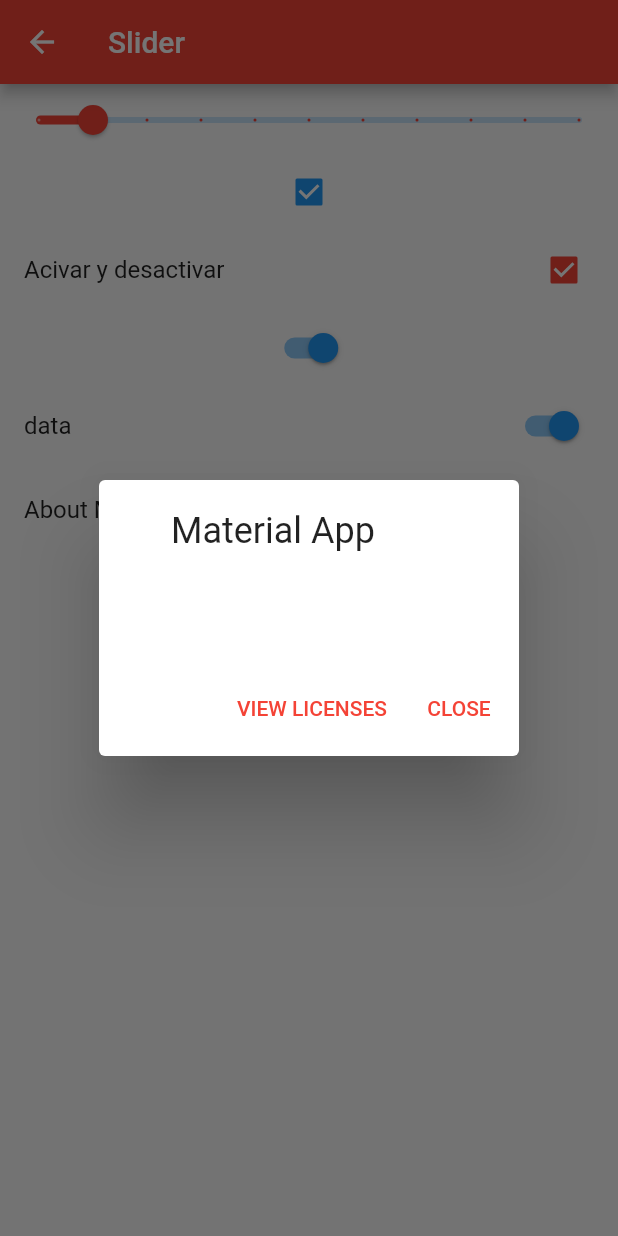
After one commit to dayanescamilla/FlutterComponents, a Flutter app: the SlideScreen screen opened by its route, after a tap on an icon or button, on a phone screen of 412 x 824 dp. The commit adds this screen. Run offline on Flutter 3.47's test engine with Material 2 defaults, Android fonts, the phone set to English and light mode, and no system bars; network calls fail.

Commit message:
Se agregaron nuevo fichero Slider

```diff
--- a/lib/router/app_routes.dart
+++ b/lib/router/app_routes.dart
@@ -42,6 +42,11 @@ class AppRoutes {
         icon: Icons.input,
         name: 'Inputs Screen',
         screen: const InputScreen()),
+    MenuOptions(
+        route: 'slider',
+        icon: Icons.slideshow,
+        name: 'Slider Screen',
+        screen: const SlideScreen()),
   ];
 
   static Map<String, Widget Function(BuildContext)> getAppRoutes() {
--- a/lib/screens/screens.dart
+++ b/lib/screens/screens.dart
@@ -1,8 +1,9 @@
-export 'package:flutter_components/screens/input_screen.dart';
+export 'package:flutter_components/screens/alert_screen.dart';
 export 'package:flutter_components/screens/animated_container_screen.dart';
 export 'package:flutter_components/screens/avatar_screen.dart';
-export 'package:flutter_components/screens/alert_screen.dart';
 export 'package:flutter_components/screens/card_screen.dart';
 export 'package:flutter_components/screens/home_screen.dart';
+export 'package:flutter_components/screens/input_screen.dart';
 export 'package:flutter_components/screens/listview_one_screen.dart';
 export 'package:flutter_components/screens/listview_two_screen.dart';
+export 'package:flutter_components/screens/slide_screen.dart';
--- /dev/null
+++ b/lib/screens/slide_screen.dart
@@ -0,0 +1,75 @@
+import 'package:flutter/material.dart';
+import 'package:flutter_components/theme/app_theme.dart';
+
+class SlideScreen extends StatefulWidget {
+  const SlideScreen({super.key});
+
+  @override
+  State<SlideScreen> createState() => _SlideScreenState();
+}
+
+class _SlideScreenState extends State<SlideScreen> {
+  double _sliderValue = 100; //Propuedad
+  bool _sliderEnable = true;
+  @override
+  Widget build(BuildContext context) {
+    return Scaffold(
+      appBar: AppBar(
+        title: const Text('Slider'),
+      ),
+      body: Column(
+        children: [
+          Slider.adaptive(
+              min: 50,
+              max: 400,
+              value: _sliderValue,
+              divisions: 10,
+              activeColor: AppTheme.colorPrimario,
+              onChanged: _sliderEnable
+                  ? (value) {
+                      _sliderValue = value;
+                      setState(() {});
+                      print(value);
+                    }
+                  : null),
+          Checkbox(
+              value: _sliderEnable,
+              onChanged: (value) {
+                _sliderEnable = value ?? true;
+                setState(() {});
+              }),
+          CheckboxListTile(
+            title: const Text('Acivar y desactivar'),
+            activeColor: AppTheme.colorPrimario,
+            value: _sliderEnable,
+            onChanged: (value) => setState(() {
+              _sliderEnable = value ?? true;
+            }),
+          ),
+          Switch(
+            value: _sliderEnable,
+            onChanged: (value) => setState(() {
+              _sliderEnable = value;
+            }),
+          ),
+          SwitchListTile(
+            title: const Text('data'),
+            value: _sliderEnable,
+            onChanged: (value) => setState(() {
+              _sliderEnable = value;
+            }),
+          ),
+          const AboutListTile(),
+          SingleChildScrollView(
+            child: Image(
+              image: const NetworkImage(
+                  'https://docs.flutter.dev/assets/images/dash/Dashatars.png'),
+              fit: BoxFit.contain,
+              width: _sliderValue,
+            ),
+          )
+        ],
+      ),
+    );
+  }
+}
```
